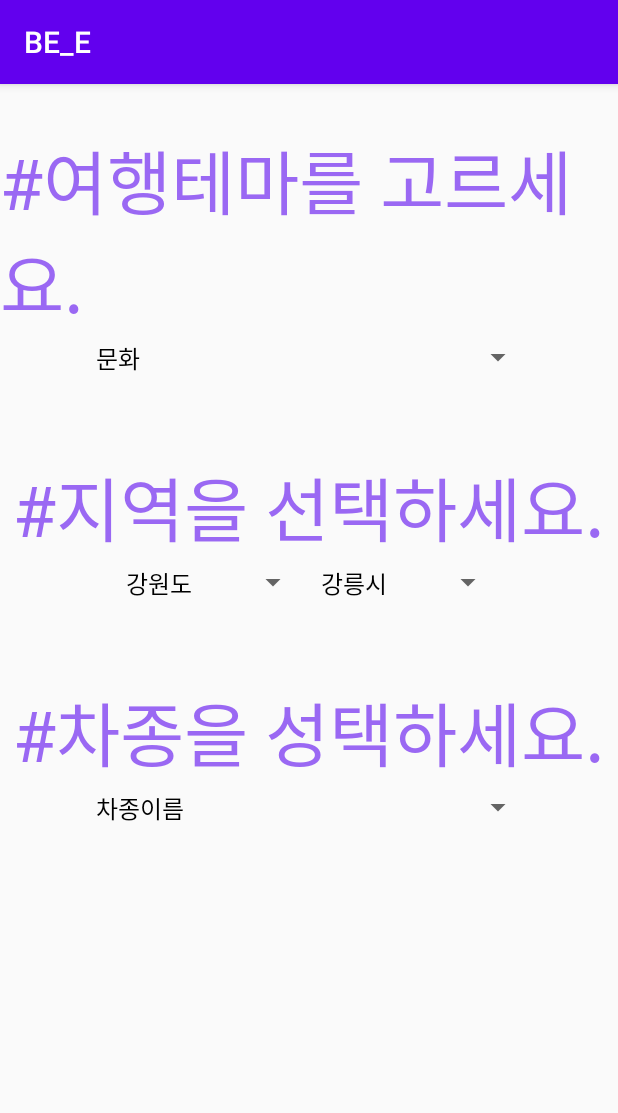
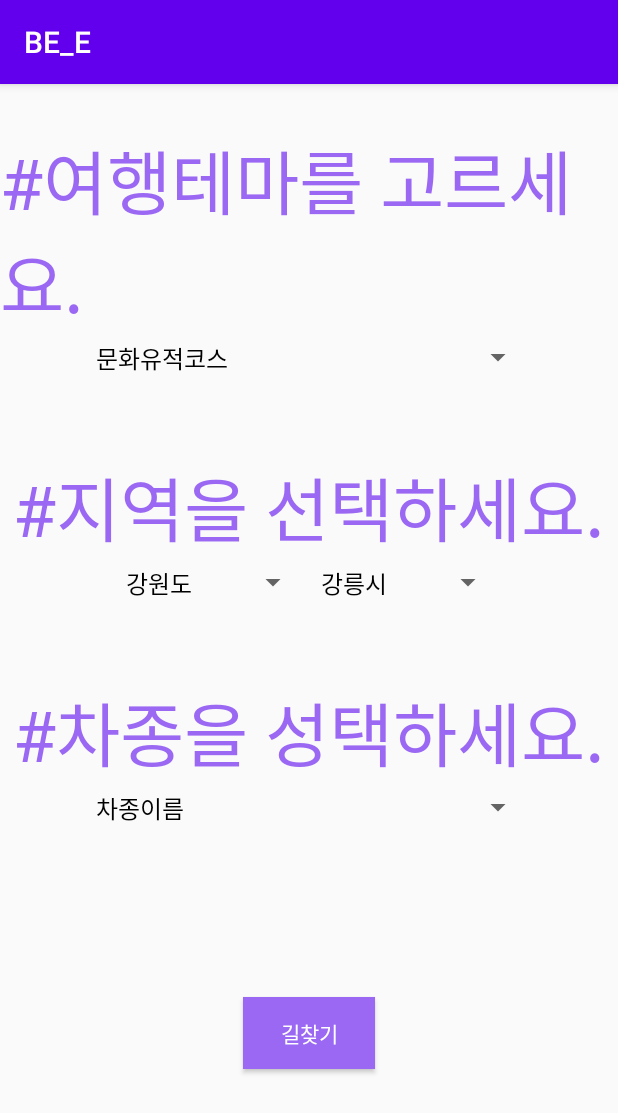
Before and after one commit to dawonparkk/BE_E, an Android app: the screen it shows after launch (UserSelect), on a phone screen of 412 x 824 dp. Shown: the top 1113 px of the screen. Run offline under Robolectric (Android 15) with nearby library versions, the phone set to English and light mode, and no system bars.

Commit message:
화면 연결 및 값 전달

```diff
--- a/app/src/main/AndroidManifest.xml
+++ b/app/src/main/AndroidManifest.xml
@@ -18,6 +18,7 @@
                 <category android:name="android.intent.category.LAUNCHER" />
             </intent-filter>
         </activity>
+        <activity android:name=".MainActivity"></activity>
     </application>
 
 </manifest>
--- a/app/src/main/java/com/example/be_e/UserSelect.java
+++ b/app/src/main/java/com/example/be_e/UserSelect.java
@@ -1,17 +1,21 @@
 package com.example.be_e;
 
+import android.content.Intent;
 import android.os.Bundle;
 import android.support.v7.app.AppCompatActivity;
 import android.view.View;
 import android.widget.AdapterView;
 import android.widget.ArrayAdapter;
+import android.widget.Button;
 import android.widget.Spinner;
+import android.widget.Toast;
 
 public class UserSelect extends AppCompatActivity {
     ArrayAdapter<CharSequence> adspin1, adspin2, adspin3, adspin4;
     String choice_do = "";
     String choice_se = "";
-    String choice_car = "";
+    String choice_theme = "";
+
     @Override
     protected void onCreate(Bundle savedInstanceState) {
         super.onCreate(savedInstanceState);
@@ -25,6 +29,17 @@ public class UserSelect extends AppCompatActivity {
         adspin1 = ArrayAdapter.createFromResource(this, R.array.spinner_theme, android.R.layout.simple_spinner_dropdown_item);
         adspin1.setDropDownViewResource(android.R.layout.simple_spinner_dropdown_item);
         spin1.setAdapter(adspin1);
+        spin1.setOnItemSelectedListener(new AdapterView.OnItemSelectedListener() {
+            @Override
+            public void onItemSelected(AdapterView<?> adapterView, View view, int i, long l) {
+                choice_theme = adspin1.getItem(i).toString();
+            }
+
+            @Override
+            public void onNothingSelected(AdapterView<?> adapterView) {
+
+            }
+        });
 
         adspin2 = ArrayAdapter.createFromResource(this, R.array.spinner_do, android.R.layout.simple_spinner_dropdown_item);
         adspin2.setDropDownViewResource(android.R.layout.simple_spinner_dropdown_item);
@@ -287,8 +302,8 @@ public class UserSelect extends AppCompatActivity {
 
                         }
                     });
-                } else if (adspin2.getItem(i).equals("제주특별자치도")) {
-                    choice_do = "제주특별자치도";
+                } else if (adspin2.getItem(i).equals("세종특별자치시")) {
+                    choice_do = "세종특별자치시";
                     adspin3 = ArrayAdapter.createFromResource(UserSelect.this, R.array.spinner_do_jaeju, android.R.layout.simple_spinner_dropdown_item);
                     adspin3.setDropDownViewResource(android.R.layout.simple_spinner_dropdown_item);
                     spin3.setAdapter(adspin3);
@@ -316,5 +331,17 @@ public class UserSelect extends AppCompatActivity {
         adspin4 = ArrayAdapter.createFromResource(this, R.array.spinner_car, android.R.layout.simple_spinner_dropdown_item);
         adspin4.setDropDownViewResource(android.R.layout.simple_spinner_dropdown_item);
         spin4.setAdapter(adspin4);
+
+        Button buttonfind = (Button)findViewById(R.id.buttonfind);
+        buttonfind.setOnClickListener(new View.OnClickListener() {
+            @Override
+            public void onClick(View view) {
+                Intent intent = new Intent(getApplicationContext(), MainActivity.class);
+                intent.putExtra("choice_se", choice_se);
+                intent.putExtra("choice_do", choice_do);
+                intent.putExtra("choice_theme", choice_theme);
+                startActivity(intent);
+            }
+        });
     }
 }
--- a/app/src/main/res/layout/user_select.xml
+++ b/app/src/main/res/layout/user_select.xml
@@ -93,6 +93,7 @@
                 app:layout_constraintLeft_toLeftOf="@id/spinner2"
                 app:layout_constraintRight_toRightOf="parent"/>
         </LinearLayout>
+    </LinearLayout>
 
     <LinearLayout
         android:id="@+id/car"
@@ -100,7 +101,7 @@
         android:layout_width="match_parent"
         android:layout_height="wrap_content"
         android:orientation="vertical"
-            app:layout_constraintTop_toBottomOf="@+id/regionCi"
+        app:layout_constraintTop_toBottomOf="@+id/region"
         app:layout_constraintLeft_toLeftOf="parent"
         app:layout_constraintRight_toRightOf="parent"
         android:gravity="center">
@@ -129,8 +130,16 @@
             app:layout_constraintRight_toRightOf="parent"/>
     </LinearLayout>
 
+    <android.support.v7.widget.AppCompatButton
+        android:id="@+id/buttonfind"
+        android:layout_width="wrap_content"
+        android:layout_height="wrap_content"
+        android:text = "길찾기"
+        android:textColor="#ffffff"
+        android:background="#9A68F3"
+        app:layout_constraintTop_toBottomOf="@+id/car"
+        app:layout_constraintLeft_toLeftOf="parent"
+        app:layout_constraintRight_toRightOf="parent"
+        app:layout_constraintBottom_toBottomOf="parent"/>
 
-
-
-    </LinearLayout>
 </android.support.constraint.ConstraintLayout>
--- a/app/src/main/res/values/regions.xml
+++ b/app/src/main/res/values/regions.xml
@@ -13,7 +13,7 @@
         <item>인천광역시</item>
         <item>전라남도</item>
         <item>전라북도</item>
-        <item>제주특별자치도</item>
+        <item>세종특별자치시</item>
         <item>충청남도</item>
         <item>충청북도</item>
         <item>대전광역시</item>
@@ -278,8 +278,7 @@
     </string-array>
 
     <string-array name="spinner_do_jaeju">
-        <item>서귀포시</item>
-        <item>제주시</item>
+        <item>세종특별자치시</item>
     </string-array>
 
     <string-array name="spinner_car">
@@ -287,13 +286,11 @@
     </string-array>
 
     <string-array name="spinner_theme">
-        <item>문화</item>
-        <item>자연</item>
-        <item>공공장소</item>
-        <item>드라이브</item>
-        <item>테마파크</item>
-        <item>데이트명소</item>
-        <item>스포츠</item>
-        <item>음식</item>
+        <item>문화유적코스</item>
+        <item>자연힐링코스</item>
+        <item>드라이브코스</item>
+        <item>해안코스</item>
+        <item>데이트코스</item>
+        <item>레포츠</item>
     </string-array>
 </resources>
```
Also changed, not shown: app/src/main/java/com/example/be_e/MainActivity.java (+6 -1 lines). Lines whose indentation alone changed are shown as unchanged.
